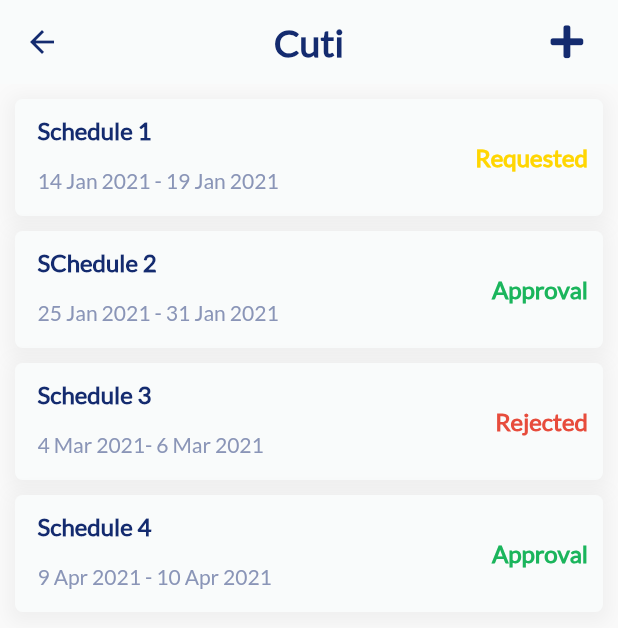
After one commit to DanielAgustian/zukses_flutter, a Flutter app: the ScreenListLeaves screen opened directly, on a phone screen of 412 x 824 dp. The commit adds this screen. Shown: the top 628 px of the screen. Run offline on Flutter 3.47's test engine with Material 2 defaults, Android fonts, the light colour scheme and no system bars; our stand-ins replace device_preview, flutter_slidable, font_awesome_flutter, google_fonts, image_picker, shared_preferences and 2 more; accounts and stored records are empty.

Commit message:
list leaves done

```diff
--- /dev/null
+++ b/lib/component/leaves/list-leaves.dart
@@ -0,0 +1,93 @@
+import 'package:intl/intl.dart';
+import 'package:flutter/material.dart';
+import 'package:zukses_app_1/constant/constant.dart';
+
+// ignore: must_be_immutable
+class ListLeavesInside extends StatelessWidget {
+  ListLeavesInside({
+    Key key,
+    this.title,
+    this.detail,
+    this.status,
+  }) : super(key: key);
+
+  final String title, detail;
+  final int status;
+  DateFormat dateFormat = DateFormat.yMMMMd();
+
+  @override
+  Widget build(BuildContext context) {
+    return Padding(
+        padding: EdgeInsets.fromLTRB(10, 10, 10, 0),
+        child: Container(
+            padding: EdgeInsets.fromLTRB(10, 5, 10, 5),
+            decoration: BoxDecoration(
+                color: colorBackground,
+                borderRadius: BorderRadius.all(Radius.circular(5)),
+                boxShadow: [
+                  BoxShadow(
+                    color: colorNeutral2.withOpacity(0.2),
+                    spreadRadius: 4,
+                    blurRadius: 10,
+                    offset: Offset(0, 3),
+                  )
+                ]),
+            child: Row(
+              mainAxisAlignment: MainAxisAlignment.spaceBetween,
+              children: [
+                Row(
+                  mainAxisAlignment: MainAxisAlignment.start,
+                  crossAxisAlignment: CrossAxisAlignment.start,
+                  children: [
+                    Column(
+                      crossAxisAlignment: CrossAxisAlignment.start,
+                      children: [
+                        Padding(
+                          padding: EdgeInsets.fromLTRB(5, 6, 5, 10),
+                          child: Text(
+                            title,
+                            style: TextStyle(
+                                color: colorPrimary,
+                                fontSize: 16,
+                                fontWeight: FontWeight.bold),
+                          ),
+                        ),
+                        Padding(
+                          padding: EdgeInsets.fromLTRB(5, 6, 5, 10),
+                          child: Text(
+                            detail,
+                            style: TextStyle(
+                              color: colorPrimary50,
+                              fontSize: 14,
+                            ),
+                          ),
+                        )
+                      ],
+                    ),
+                  ],
+                ),
+                _buildText(context)
+              ],
+            )));
+  }
+
+  Widget _buildText(BuildContext context) {
+    String textHasil = "";
+    Color colorText;
+    if (status == 0) {
+      textHasil = "Requested";
+      colorText = colorSecondaryYellow;
+    } else if (status == 1) {
+      textHasil = "Approval";
+      colorText = colorClear;
+    } else if (status == 2) {
+      textHasil = "Rejected";
+      colorText = colorError;
+    }
+    return Text(
+      textHasil,
+      style: TextStyle(
+          color: colorText, fontWeight: FontWeight.bold, fontSize: 16),
+    );
+  }
+}
--- /dev/null
+++ b/lib/screen/leaves/screen-list-leaves.dart
@@ -0,0 +1,96 @@
+import 'package:flutter/material.dart';
+import 'package:google_fonts/google_fonts.dart';
+import 'package:zukses_app_1/tab/screen_tab.dart';
+import 'package:zukses_app_1/constant/constant.dart';
+import 'package:zukses_app_1/component/task/list-task.dart';
+import 'package:zukses_app_1/component/leaves/list-leaves.dart';
+import 'package:font_awesome_flutter/font_awesome_flutter.dart';
+
+class ScreenListLeaves extends StatefulWidget {
+  ScreenListLeaves({Key key, this.title}) : super(key: key);
+
+  final String title;
+
+  @override
+  _ScreenListLeaves createState() => _ScreenListLeaves();
+}
+
+class _ScreenListLeaves extends State<ScreenListLeaves> {
+  var leavesTitle = ["Schedule 1", "SChedule 2", "Schedule 3", "Schedule 4"];
+  var leavesDate = [
+    "14 Jan 2021 - 19 Jan 2021",
+    "25 Jan 2021 - 31 Jan 2021",
+    "4 Mar 2021- 6 Mar 2021",
+    "9 Apr 2021 - 10 Apr 2021"
+  ];
+  var status = [0, 1, 2, 1];
+  var statusString = [];
+  //0=> pending, 1 => accepted , 2 => Rejected
+  @override
+  void initState() {
+    super.initState();
+  }
+
+  Widget build(BuildContext context) {
+    Size size = MediaQuery.of(context).size;
+    return Scaffold(
+        appBar: AppBar(
+          elevation: 0,
+          backgroundColor: colorBackground,
+          automaticallyImplyLeading: false,
+          centerTitle: true,
+          leading: IconButton(
+            icon: Icon(Icons.arrow_back, color: colorPrimary),
+            onPressed: () => Navigator.of(context).pop(),
+          ),
+          title: Text(
+            'Cuti',
+            style: TextStyle(
+                fontWeight: FontWeight.bold,
+                fontSize: size.height < 570 ? 22 : 25,
+                color: colorPrimary),
+          ),
+          actions: [
+            IconButton(
+              padding: EdgeInsets.only(right: 20),
+              splashColor: Colors.transparent,
+              icon: FaIcon(
+                FontAwesomeIcons.plus,
+                color: colorPrimary,
+                size: size.height < 570 ? 20 : 25,
+              ),
+              onPressed: () {
+                //Navigator.push(
+                // context,
+                //MaterialPageRoute(builder: (context) => AddTaskScreen()),
+                //);
+              },
+            ),
+          ],
+        ),
+        body: LayoutBuilder(builder: (ctx, constrains) {
+          return Column(children: [
+            Expanded(
+              child: SingleChildScrollView(
+                  child: Column(children: [
+                SizedBox(
+                  width: size.width,
+                  height: size.height,
+                  child: ListView.builder(
+                    itemCount: leavesTitle.length,
+                    scrollDirection: Axis.vertical,
+                    shrinkWrap: true,
+                    itemBuilder: (context, index) {
+                      return ListLeavesInside(
+                          title: leavesTitle[index],
+                          detail: leavesDate[index],
+                          status: status[index]);
+                    },
+                  ),
+                )
+              ])),
+            ),
+          ]);
+        }));
+  }
+}
--- a/lib/tab/screen_attendance.dart
+++ b/lib/tab/screen_attendance.dart
@@ -10,6 +10,7 @@ import 'package:zukses_app_1/component/attendance/time-box.dart';
 import 'package:zukses_app_1/component/title-date-formated.dart';
 import 'package:zukses_app_1/module/weekly-calendar-widget.dart';
 import 'package:zukses_app_1/component/skeleton/skeleton-less-3.dart';
+import 'package:zukses_app_1/screen/leaves/screen-list-leaves.dart';
 
 class AttendanceScreen extends StatefulWidget {
   AttendanceScreen({Key key, this.title}) : super(key: key);
@@ -172,8 +173,7 @@ class _AttendanceScreen extends State<AttendanceScreen> {
                                   itemCount: absensiList.length,
                                   itemBuilder: (context, index) {
                                     return Container(
-                                        margin:
-                                            EdgeInsets.symmetric(vertical: 5),
+                                      margin: EdgeInsets.symmetric(vertical: 5),
                                       padding: EdgeInsets.symmetric(
                                           vertical: 10, horizontal: 15),
                                       decoration: BoxDecoration(
@@ -195,16 +195,16 @@ class _AttendanceScreen extends State<AttendanceScreen> {
                                                   "${getDayName.format(absensiList[index].date)}",
                                                   style: TextStyle(
                                                       color: colorPrimary,
-                                                        fontSize: size.width <=
-                                                                569
+                                                      fontSize:
+                                                          size.width <= 569
                                                               ? textSizeSmall16
                                                               : 16)),
                                               Text(
                                                   "${getFormatListDate.format(absensiList[index].date)}",
                                                   style: TextStyle(
                                                       color: colorPrimary,
-                                                        fontSize: size.width <=
-                                                                569
+                                                      fontSize:
+                                                          size.width <= 569
                                                               ? textSizeSmall14
                                                               : 14))
                                             ],
@@ -224,6 +224,13 @@ class _AttendanceScreen extends State<AttendanceScreen> {
                         )
                 ],
               ),
-        ));
+      ),
+      floatingActionButton: FloatingActionButton(onPressed: () {
+        Navigator.push(
+          context,
+          MaterialPageRoute(builder: (context) => ScreenListLeaves()),
+        );
+      }),
+    );
   }
 }
```
Also changed, not shown: lib/constant/constant.dart (line endings or trailing spaces). Lines whose indentation alone changed are shown as unchanged.
